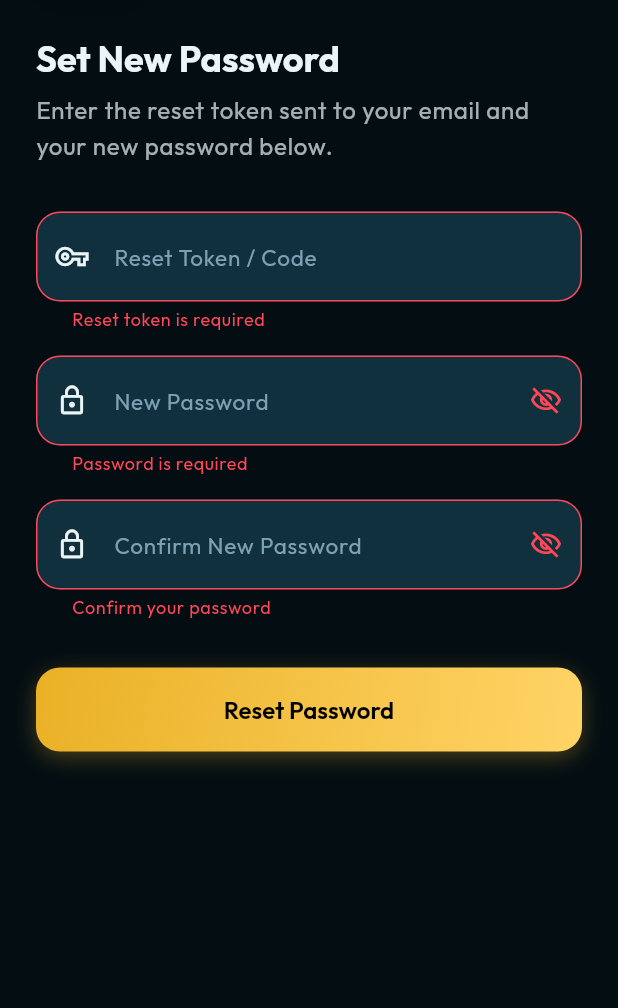
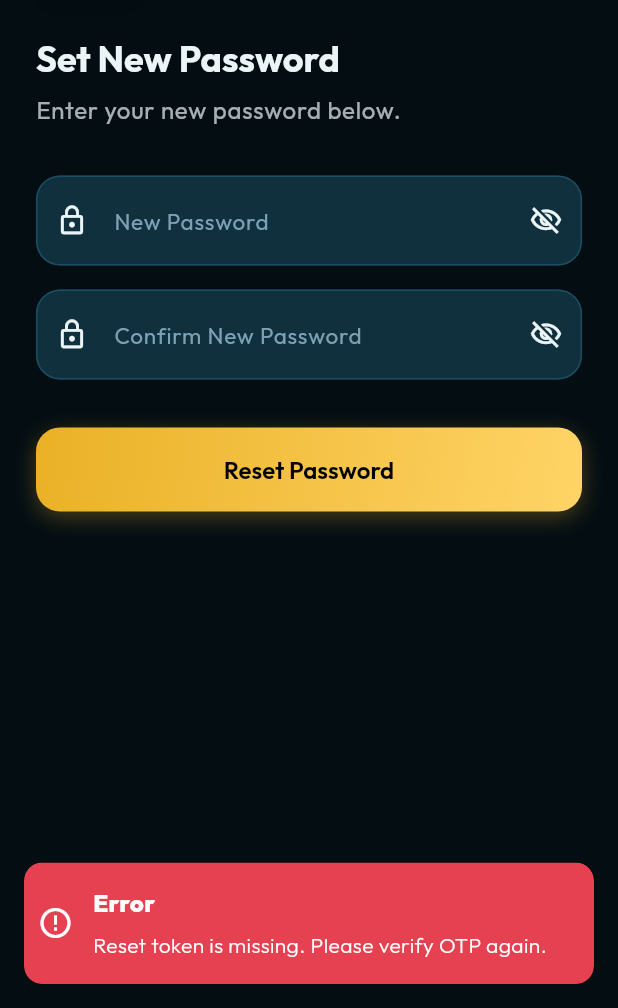
Before and after one commit to Harshil258/arfix, a Flutter app: the ResetPasswordView screen opened by its route, after a tap on "Reset Password", on a phone screen of 412 x 824 dp, the part 228-1236 px from its top. Run offline on Flutter 3.47's test engine with Material 3 defaults, Android fonts, the light colour scheme and no system bars; drawn by our look-alikes of flutter_animate; our stand-ins replace cached_network_image, dio, flutter_secure_storage, get, get_storage, google_fonts and 1 more; missing offline and left inert: mobile_scanner; accounts and stored records are empty.

Commit message:
hide reset token text field on reset password screen since it is handled automatically

```diff
--- a/lib/app/translations/en.dart
+++ b/lib/app/translations/en.dart
@@ -101,8 +101,10 @@ const Map<String, String> en = {
   'Enter your email address and we\'ll send you a link to reset your password.': 'Enter your email address and we\'ll send you a link to reset your password.',
   'Set New Password': 'Set New Password',
   'Enter the reset token sent to your email and your new password below.': 'Enter the reset token sent to your email and your new password below.',
+  'Enter your new password below.': 'Enter your new password below.',
   'Reset Token / Code': 'Reset Token / Code',
   'Reset token is required': 'Reset token is required',
+  'Reset token is missing. Please verify OTP again.': 'Reset token is missing. Please verify OTP again.',
   'Confirm New Password': 'Confirm New Password',
 
   // Validators
--- a/lib/app/translations/hi.dart
+++ b/lib/app/translations/hi.dart
@@ -101,8 +101,10 @@ const Map<String, String> hi = {
   'Enter your email address and we\'ll send you a link to reset your password.': 'अपना ईमेल पता दर्ज करें और हम आपको अपना पासवर्ड रीसेट करने के लिए एक लिंक भेजेंगे।',
   'Set New Password': 'नया पासवर्ड सेट करें',
   'Enter the reset token sent to your email and your new password below.': 'अपने ईमेल पर भेजा गया रीसेट टोकन और नीचे अपना नया पासवर्ड दर्ज करें।',
+  'Enter your new password below.': 'नीचे अपना नया पासवर्ड दर्ज करें।',
   'Reset Token / Code': 'रीसेट टोकन / कोड',
   'Reset token is required': 'रीसेट टोकन आवश्यक है',
+  'Reset token is missing. Please verify OTP again.': 'रीसेट टोकन गायब है। कृपया फिर से ओटीपी सत्यापित करें।',
   'Confirm New Password': 'नए पासवर्ड की पुष्टि करें',
 
   // Validators
--- a/lib/modules/auth/controller.dart
+++ b/lib/modules/auth/controller.dart
@@ -119,6 +119,14 @@ class AuthController extends GetxController {
   }
 
   Future<void> resetPassword() async {
+    if (resetTokenController.text.trim().isEmpty) {
+      Helpers.showSnackbar(
+        title: 'Error'.tr,
+        message: 'Reset token is missing. Please verify OTP again.'.tr,
+        isError: true,
+      );
+      return;
+    }
     if (!resetFormKey.currentState!.validate()) return;
     isLoading.value = true;
     try {
--- a/lib/modules/auth/views/reset_password_view.dart
+++ b/lib/modules/auth/views/reset_password_view.dart
@@ -33,20 +33,11 @@ class ResetPasswordView extends GetView<AuthController> {
                     .animate().fadeIn(delay: 200.ms),
                 const SizedBox(height: 8),
                 Text(
-                  'Enter the reset token sent to your email and your new password below.'.tr,
+                  'Enter your new password below.'.tr,
                   style: theme.textTheme.bodyLarge?.copyWith(
                     color: theme.textTheme.bodySmall?.color),
                 ).animate().fadeIn(delay: 300.ms),
                 const SizedBox(height: 32),
-
-                // Token Field
-                CustomTextField(
-                  controller: controller.resetTokenController,
-                  hintText: 'Reset Token / Code'.tr,
-                  prefixIcon: Icons.vpn_key_outlined,
-                  validator: (v) => v == null || v.trim().isEmpty ? 'Reset token is required'.tr : null,
-                ).animate().fadeIn(delay: 400.ms).slideY(begin: 0.1),
-                const SizedBox(height: 16),
 
                 // New Password Field
                 CustomTextField(
```
